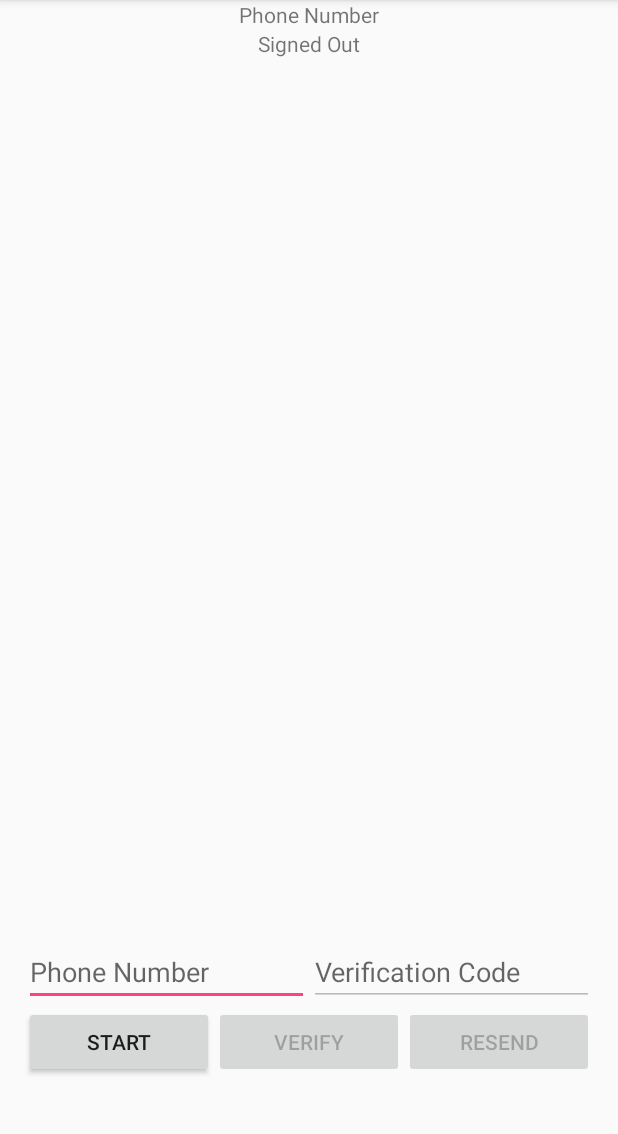
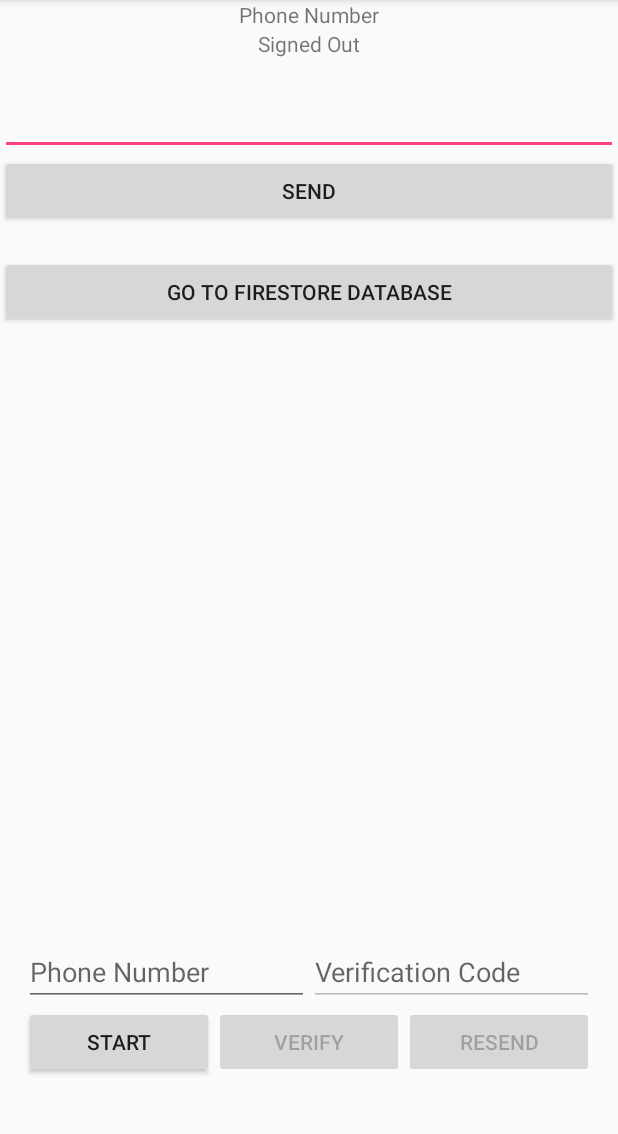
Before and after one commit to adhishlal/FirebaseDatabaseExampleWithSMSAuth, an Android app: the screen it shows after launch (MainActivity), on a phone screen of 412 x 824 dp, the part 84-1218 px from its top. Run offline under Robolectric (Android 15) with nearby library versions, the phone set to English and light mode, and no system bars; our stand-ins replace Firebase (no records; nobody signed in at launch, a user with empty details on screens opened directly).

Commit message:
- Firebase Cloud FireStore Database Added - Firebase Realtime Database Added

```diff
--- a/app/src/main/AndroidManifest.xml
+++ b/app/src/main/AndroidManifest.xml
@@ -16,6 +16,7 @@
                 <category android:name="android.intent.category.LAUNCHER" />
             </intent-filter>
         </activity>
+        <activity android:name=".FireStoreActivity"></activity>
     </application>
 
 </manifest>
--- a/app/src/main/java/com/example/adhish/firebasedatabaseexample/MainActivity.java
+++ b/app/src/main/java/com/example/adhish/firebasedatabaseexample/MainActivity.java
@@ -1,5 +1,6 @@
 package com.example.adhish.firebasedatabaseexample;
 
+import android.content.Intent;
 import android.support.annotation.NonNull;
 import android.support.design.widget.Snackbar;
 import android.support.v7.app.AppCompatActivity;
@@ -22,6 +23,11 @@ import com.google.firebase.auth.FirebaseAuthInvalidCredentialsException;
 import com.google.firebase.auth.FirebaseUser;
 import com.google.firebase.auth.PhoneAuthCredential;
 import com.google.firebase.auth.PhoneAuthProvider;
+import com.google.firebase.database.DataSnapshot;
+import com.google.firebase.database.DatabaseError;
+import com.google.firebase.database.DatabaseReference;
+import com.google.firebase.database.FirebaseDatabase;
+import com.google.firebase.database.ValueEventListener;
 
 import java.util.concurrent.TimeUnit;
 
@@ -56,14 +62,18 @@ public class MainActivity extends AppCompatActivity implements
 
     private TextView mStatusText;
     private TextView mDetailText;
+    private TextView tvValueFromServer;
 
     private EditText mPhoneNumberField;
     private EditText mVerificationField;
+    private EditText etData;
 
     private Button mStartButton;
     private Button mVerifyButton;
     private Button mResendButton;
     private Button mSignOutButton;
+    private Button btnSend;
+    private Button btnFireStore;
 
 
     @Override
@@ -81,21 +91,26 @@ public class MainActivity extends AppCompatActivity implements
         mSignedInViews = findViewById(R.id.signed_in_buttons);
 
         mStatusText = findViewById(R.id.status);
+        tvValueFromServer = findViewById(R.id.tvValueFromServer);
         mDetailText = findViewById(R.id.detail);
 
         mPhoneNumberField = findViewById(R.id.field_phone_number);
         mVerificationField = findViewById(R.id.field_verification_code);
+        etData = findViewById(R.id.etData);
 
         mStartButton = findViewById(R.id.button_start_verification);
         mVerifyButton = findViewById(R.id.button_verify_phone);
         mResendButton = findViewById(R.id.button_resend);
         mSignOutButton = findViewById(R.id.sign_out_button);
+        btnSend = findViewById(R.id.btnSend);
+        btnFireStore = findViewById(R.id.btnFireStore);
 
         // Assign click listeners
         mStartButton.setOnClickListener(this);
         mVerifyButton.setOnClickListener(this);
         mResendButton.setOnClickListener(this);
         mSignOutButton.setOnClickListener(this);
+
 
         // [START initialize_auth]
         mAuth = FirebaseAuth.getInstance();
@@ -172,6 +187,14 @@ public class MainActivity extends AppCompatActivity implements
             }
         };
         // [END phone_auth_callbacks]
+
+
+        btnFireStore.setOnClickListener(new View.OnClickListener() {
+            @Override
+            public void onClick(View v) {
+                startActivity(new Intent(MainActivity.this,FireStoreActivity.class));
+            }
+        });
     }
 
     @Override
@@ -293,6 +316,10 @@ public class MainActivity extends AppCompatActivity implements
         updateUI(uiState, null, cred);
     }
 
+    FirebaseDatabase database = FirebaseDatabase.getInstance();
+    DatabaseReference myRef = database.getReference("message");
+    DatabaseReference myNode = myRef.child("data");
+    String value = "";
     private void updateUI(int uiState, FirebaseUser user, PhoneAuthCredential cred) {
         switch (uiState) {
             case STATE_INITIALIZED:
@@ -355,6 +382,47 @@ public class MainActivity extends AppCompatActivity implements
 
             mStatusText.setText(R.string.signed_in);
             mDetailText.setText(getString(R.string.firebase_status_fmt, user.getUid()));
+
+
+
+            btnSend.setOnClickListener(new View.OnClickListener() {
+                @Override
+                public void onClick(View v) {
+
+                    myRef.child("data").push().setValue(etData.getText().toString());
+
+
+                }
+            });
+
+
+
+            // Read from the database
+            myNode.addValueEventListener(new ValueEventListener() {
+                @Override
+                public void onDataChange(DataSnapshot dataSnapshot) {
+                    // This method is called once with the initial value and again
+                    // whenever data at this location is updated.
+
+
+                    value = "";
+
+                    for(DataSnapshot ds : dataSnapshot.getChildren()) {
+                        value += "\n"+ds.getValue(String.class);
+
+                        tvValueFromServer.setText(value);
+                    }
+//
+
+                }
+
+                @Override
+                public void onCancelled(DatabaseError error) {
+                    // Failed to read value
+                    Log.w(TAG, "Failed to read value.", error.toException());
+                }
+            });
+
         }
     }
 
--- a/app/src/main/res/layout/activity_main.xml
+++ b/app/src/main/res/layout/activity_main.xml
@@ -30,6 +30,30 @@
             android:layout_width="wrap_content"
             android:layout_height="wrap_content"
             tools:text="Firebase User ID: 123456789abc" />
+
+        <EditText
+            android:id="@+id/etData"
+            android:layout_width="match_parent"
+            android:layout_height="wrap_content"
+             />
+
+        <Button
+            android:id="@+id/btnSend"
+            android:layout_width="match_parent"
+            android:layout_height="wrap_content"
+            android:text="Send" />
+
+        <TextView
+            android:id="@+id/tvValueFromServer"
+            android:layout_width="match_parent"
+            android:layout_height="wrap_content"
+             />
+
+        <Button
+            android:id="@+id/btnFireStore"
+            android:layout_width="match_parent"
+            android:layout_height="wrap_content"
+            android:text="Go to FireStore Database" />
 
     </LinearLayout>
 
--- a/build.gradle
+++ b/build.gradle
@@ -5,7 +5,7 @@ buildscript {
         jcenter()
     }
     dependencies {
-        classpath 'com.android.tools.build:gradle:2.3.3'
+        classpath 'com.android.tools.build:gradle:3.0.1'
         classpath 'com.google.gms:google-services:3.1.0'
         // NOTE: Do not place your application dependencies here; they belong
         // in the individual module build.gradle files
```
Also changed, not shown: app/build.gradle (+7 -4 lines), app/src/main/java/com/example/adhish/firebasedatabaseexample/FireStoreActivity.java (added, +116 -0 lines), app/src/main/res/layout/activity_fire_store.xml (added, +35 -0 lines), gradle/wrapper/gradle-wrapper.properties.
